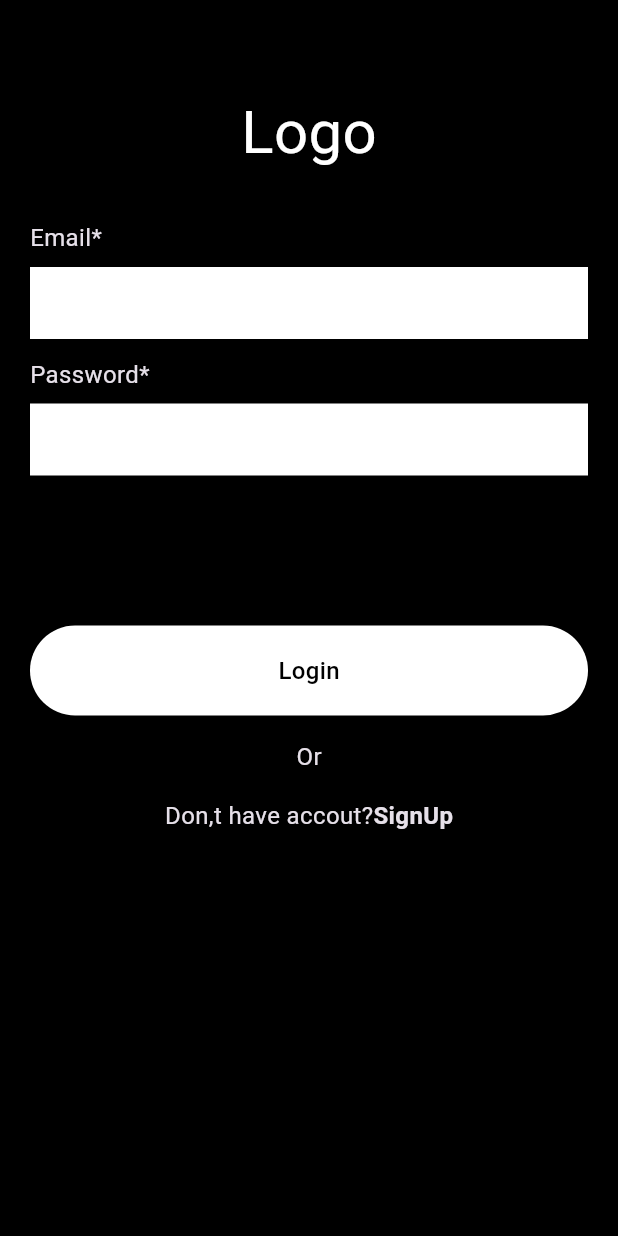
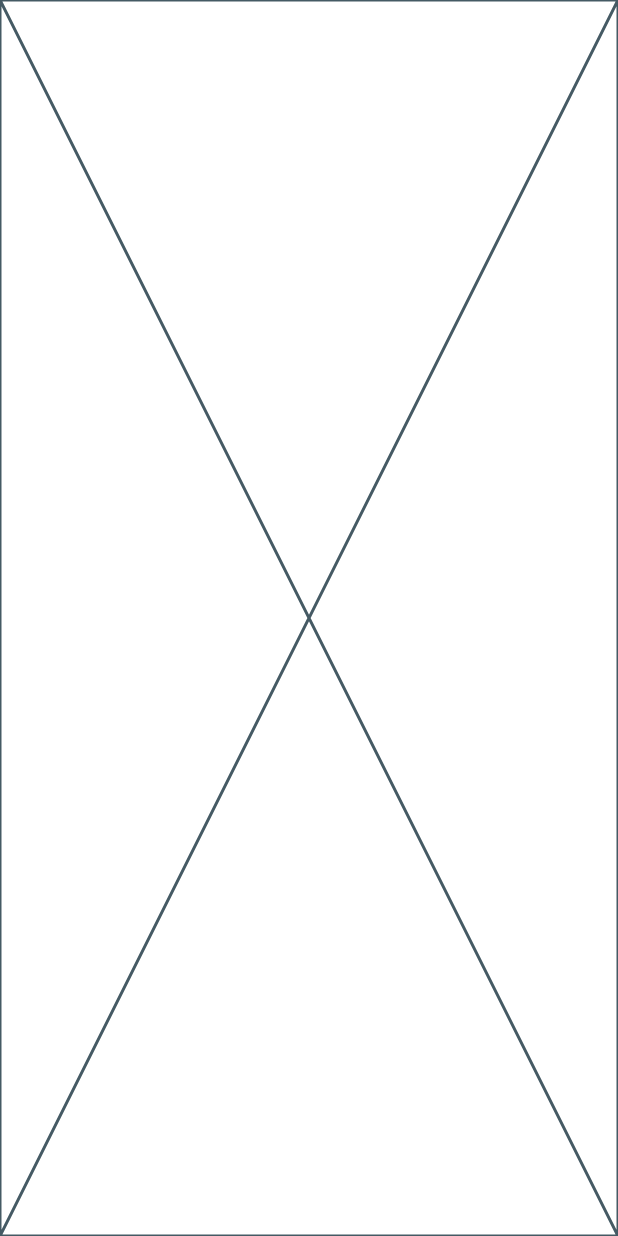
Before and after one commit to ba138/tiktok_clone, a Flutter app: the screen it shows after launch, after a tap on "SignUp", on a phone screen of 412 x 824 dp. Run offline on Flutter 3.47's test engine with Material 3 defaults, Android fonts, the phone set to English and light mode, and no system bars; our stand-ins replace get.

Commit message:
navigation using get package

```diff
--- a/lib/auth/login_view.dart
+++ b/lib/auth/login_view.dart
@@ -1,6 +1,8 @@
 import 'package:flutter/material.dart';
+import 'package:get/get.dart';
 import 'package:tiktok_clone/Utills/components/primary_button.dart';
 import 'package:tiktok_clone/Utills/components/vertical_spacing.dart';
+import 'package:tiktok_clone/auth/registration_view.dart';
 
 class LoginView extends StatefulWidget {
   const LoginView({super.key});
@@ -94,7 +96,11 @@ class _LoginViewState extends State<LoginView> {
                     ),
                     const SizedBox(),
                     InkWell(
-                      onTap: () {},
+                      onTap: () {
+                        Get.to(
+                          const RegistrationView(),
+                        );
+                      },
                       child: const Text(
                         "SignUp",
                         style: TextStyle(
--- /dev/null
+++ b/lib/auth/registration_view.dart
@@ -0,0 +1,15 @@
+import 'package:flutter/material.dart';
+
+class RegistrationView extends StatefulWidget {
+  const RegistrationView({super.key});
+
+  @override
+  State<RegistrationView> createState() => _RegistrationViewState();
+}
+
+class _RegistrationViewState extends State<RegistrationView> {
+  @override
+  Widget build(BuildContext context) {
+    return const Placeholder();
+  }
+}
--- a/lib/main.dart
+++ b/lib/main.dart
@@ -1,4 +1,5 @@
 import 'package:flutter/material.dart';
+import 'package:get/get.dart';
 import 'package:tiktok_clone/auth/login_view.dart';
 
 void main() {
@@ -10,7 +11,7 @@ class MyApp extends StatelessWidget {
 
   @override
   Widget build(BuildContext context) {
-    return MaterialApp(
+    return GetMaterialApp(
       debugShowCheckedModeBanner: false,
       title: 'Flutter Demo',
       theme: ThemeData.dark().copyWith(
```
